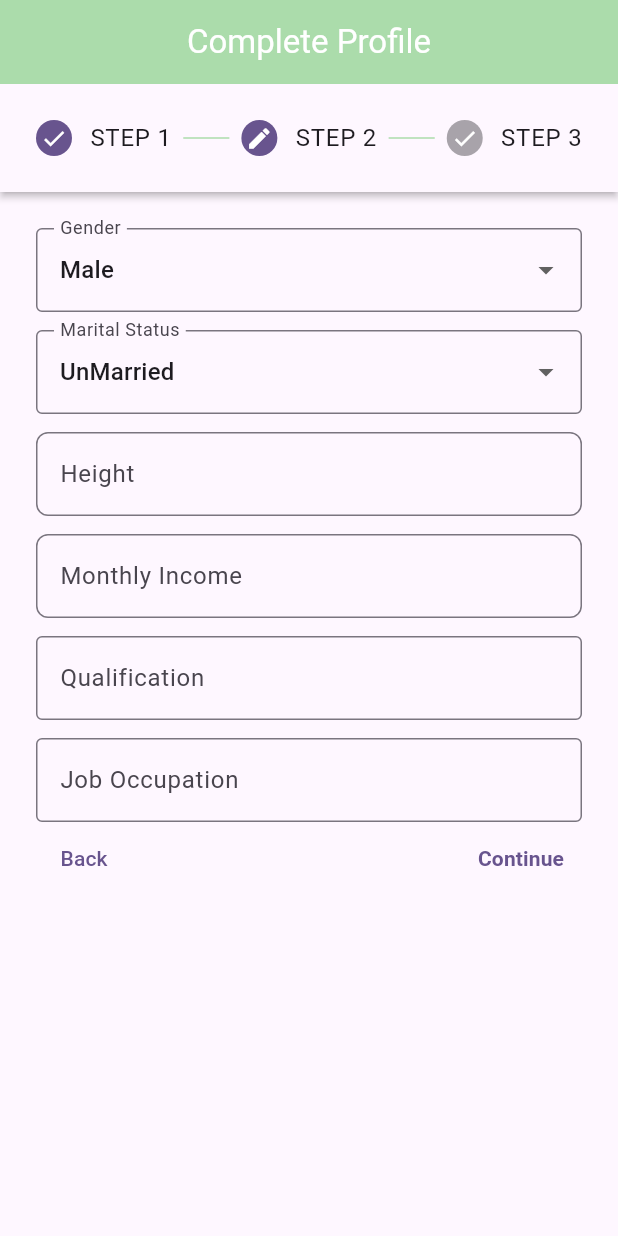
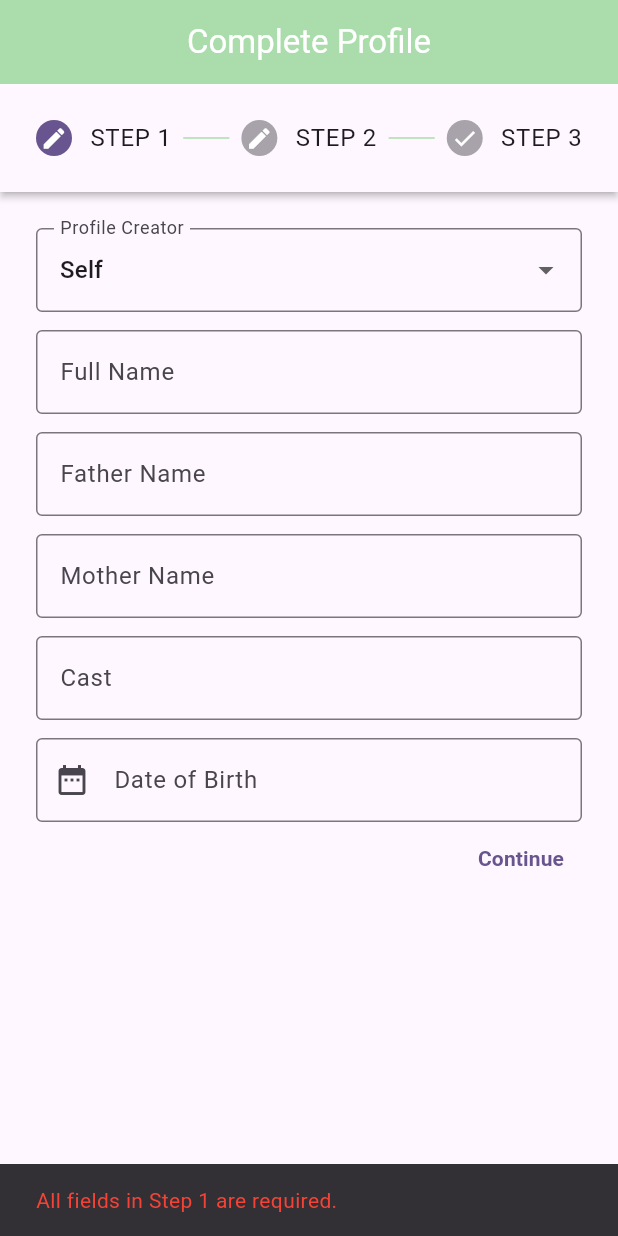
Before and after one commit to fwdAndroid/muslim_mariage-main, a Flutter app: the CompleteProfileStepper screen opened directly, after a tap on "Continue", on a phone screen of 412 x 824 dp. Run offline on Flutter 3.47's test engine with Material 3 defaults, Android fonts, the phone set to English and light mode, and no system bars; our stand-ins replace animated_splash_screen, buttons_tabbar, cloud_firestore, firebase_auth, firebase_core, firebase_storage and 10 more; missing offline and left inert: audio_waveforms, flutter_sound, pay, upi_pay, zego_uikit_prebuilt_call; accounts and stored records are empty.

```diff
--- a/lib/screens/detail/profile_detail.dart
+++ b/lib/screens/detail/profile_detail.dart
@@ -353,7 +353,13 @@ class _ProfileDetailState extends State<ProfileDetail>
 
   Widget buildIdCardAndPhoto() {
     return Column(
+      crossAxisAlignment: CrossAxisAlignment.start,
       children: [
+        Text(
+          "Photo",
+          style: TextStyle(
+              color: mainColor, fontWeight: FontWeight.bold, fontSize: 22),
+        ),
         Padding(
           padding: const EdgeInsets.all(8.0),
           child: Center(
@@ -365,6 +371,11 @@ class _ProfileDetailState extends State<ProfileDetail>
                   width: MediaQuery.of(context).size.width),
             ),
           ),
+        ),
+        Text(
+          "ID Card",
+          style: TextStyle(
+              color: mainColor, fontWeight: FontWeight.bold, fontSize: 22),
         ),
         Padding(
           padding: const EdgeInsets.all(8.0),
--- a/lib/screens/steps/step_controllers.dart
+++ b/lib/screens/steps/step_controllers.dart
@@ -3,6 +3,7 @@ import 'package:firebase_auth/firebase_auth.dart';
 import 'package:flutter/material.dart';
 import 'package:intl/intl.dart';
 import 'package:muslim_mariage/screens/profile/upload_photo.dart';
+import 'package:muslim_mariage/utils/colors.dart';
 import 'package:muslim_mariage/utils/showmesssage.dart';
 import 'package:muslim_mariage/widgets/text_widget.dart';
 
@@ -93,3 +94,13 @@ void saveProfile(BuildContext context) {
     showAlert('Failed to save profile: $error', context);
   });
 }
+
+showErrorMessage(String message, BuildContext context) {
+  ScaffoldMessenger.of(context).showSnackBar(
+    SnackBar(
+        content: Text(
+      message,
+      style: TextStyle(color: red),
+    )),
+  );
+}
--- a/lib/screens/steps/stepperclass.dart
+++ b/lib/screens/steps/stepperclass.dart
@@ -133,8 +133,34 @@ class _CompleteProfileStepperState extends State<CompleteProfileStepper> {
             currentStep: _currentStep,
             physics: ScrollPhysics(),
             onStepContinue: () {
-              if (_currentStep < getSteps().length - 1) {
-                setState(() => _currentStep++);
+              if (_currentStep == 0) {
+                if (userNameController.text.isEmpty ||
+                    fatherController.text.isEmpty ||
+                    motherController.text.isEmpty ||
+                    baradhariController.text.isEmpty ||
+                    dobController.text.isEmpty) {
+                  showErrorMessage(
+                      'All fields in Step 1 are required.', context);
+                } else {
+                  setState(() => _currentStep++);
+                }
+              } else if (_currentStep == 1) {
+                if (heightController.text.isEmpty ||
+                    controller.text.isEmpty ||
+                    qualificationController.text.isEmpty ||
+                    jobOccupationController.text.isEmpty) {
+                  showErrorMessage(
+                      'All fields in Step 2 are required.', context);
+                } else {
+                  setState(() => _currentStep++);
+                }
+              } else if (_currentStep == 2) {
+                if (yourselfController.text.isEmpty) {
+                  showErrorMessage(
+                      'About Yourself field is required.', context);
+                } else {
+                  saveProfile(context);
+                }
               }
             },
             onStepCancel: () {
```
